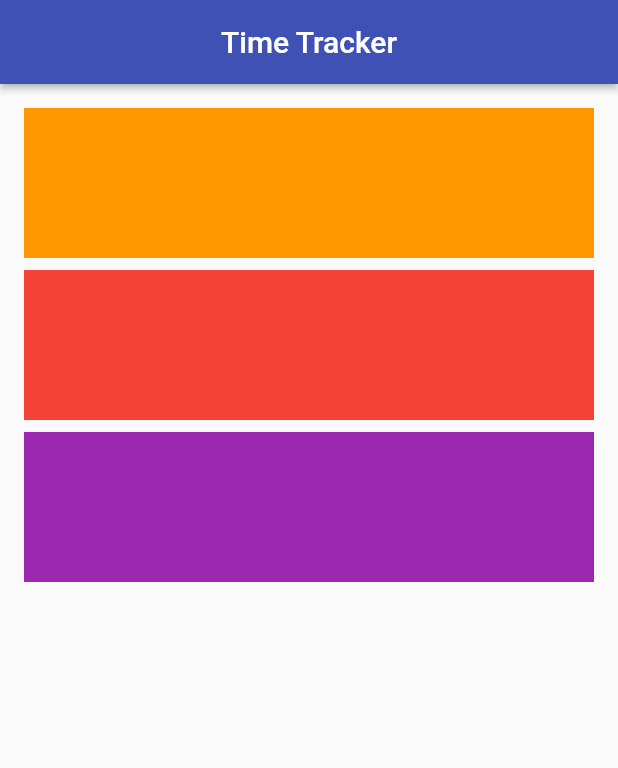
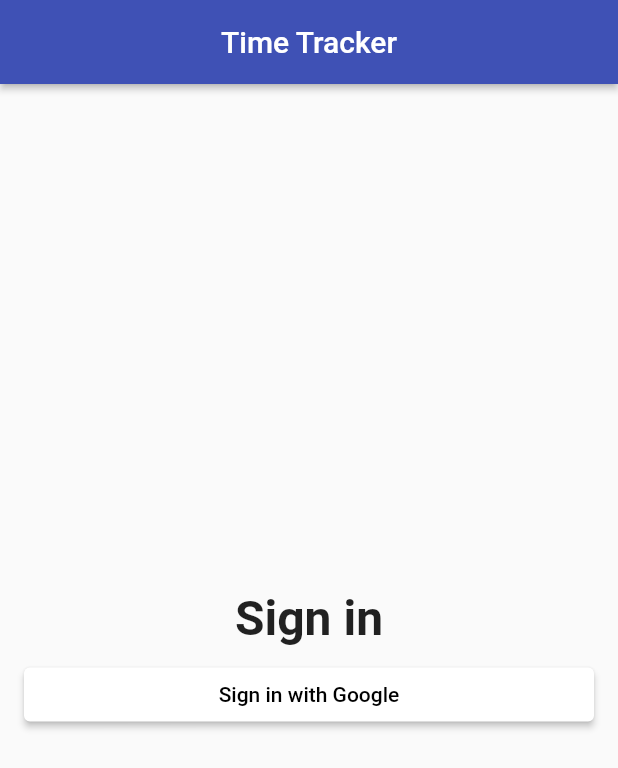
Before and after one commit to PierluigiBarocci/flutter_time_tracker, a Flutter app: the screen it shows after launch, on a phone screen of 412 x 824 dp. Shown: the top 768 px of the screen. Run offline on Flutter 3.47's test engine with Material 2 defaults, Android fonts, the phone set to English and light mode, and no system bars.

Commit message:
feat: :art: add ElevatedButton widget

```diff
--- a/lib/app/sign_in/sign_in_page.dart
+++ b/lib/app/sign_in/sign_in_page.dart
@@ -21,32 +21,27 @@ class SignInPage extends StatelessWidget {
       padding: EdgeInsets.all(16.0),
       child: Column(
         crossAxisAlignment: CrossAxisAlignment.stretch,
-        mainAxisAlignment: MainAxisAlignment.start,
+        mainAxisAlignment: MainAxisAlignment.center,
         children: [
-          Container(
-            color: Colors.orange,
-            child: SizedBox(
-              height: 100.0,
+          Text(
+            'Sign in',
+            textAlign: TextAlign.center,
+            style: TextStyle(
+              fontSize: 32.0,
+              fontWeight: FontWeight.w600,
             ),
           ),
           SizedBox(
             height: 8.0,
           ),
-          Container(
-            color: Colors.red,
-            child: SizedBox(
-              height: 100.0,
+          ElevatedButton(
+            onPressed: () {},
+            child: Text('Sign in with Google'),
+            style: TextButton.styleFrom(
+              primary: Colors.black,
+              backgroundColor: Colors.white,
             ),
-          ),
-          SizedBox(
-            height: 8.0,
-          ),
-          Container(
-            color: Colors.purple,
-            child: SizedBox(
-              height: 100.0,
-            ),
-          ),
+          )
         ],
       ),
     );
```
